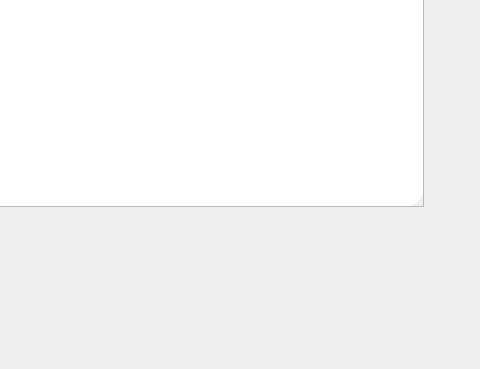
Above: InterfaceUi.ui from KrxkGit/DatabaseUI before the change; both pictures show x 467 to 947 and y 424 to 793 of the 947 by 793 pixel window. Below: the same form after it.
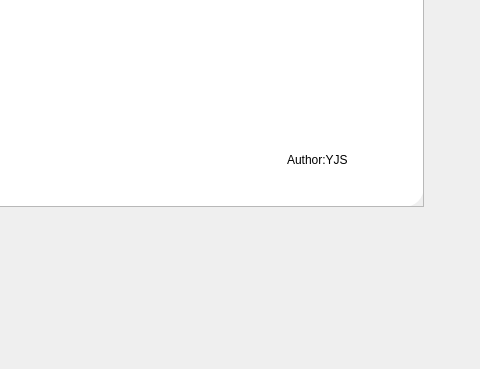
That is the form after the change. The open tabs and pages were chosen to show the change. Icons and pictures are not drawn.

What changed in the file:
```diff
--- a/InterfaceUi.ui
+++ b/InterfaceUi.ui
@@ -517,6 +517,22 @@
                 </item>
                </layout>
               </widget>
+              <widget class="QLabel" name="label_4">
+               <property name="geometry">
+                <rect>
+                 <x>580</x>
+                 <y>490</y>
+                 <width>131</width>
+                 <height>16</height>
+                </rect>
+               </property>
+               <property name="styleSheet">
+                <string notr="true">font:10pt &quot;幼圆&quot;;</string>
+               </property>
+               <property name="text">
+                <string>Author:YJS</string>
+               </property>
+              </widget>
              </widget>
              <widget class="QWidget" name="page_stu_info">
               <layout class="QVBoxLayout" name="verticalLayout_11">
```
Left out of the diff: 4 changed lines with no effect on the pictures.
